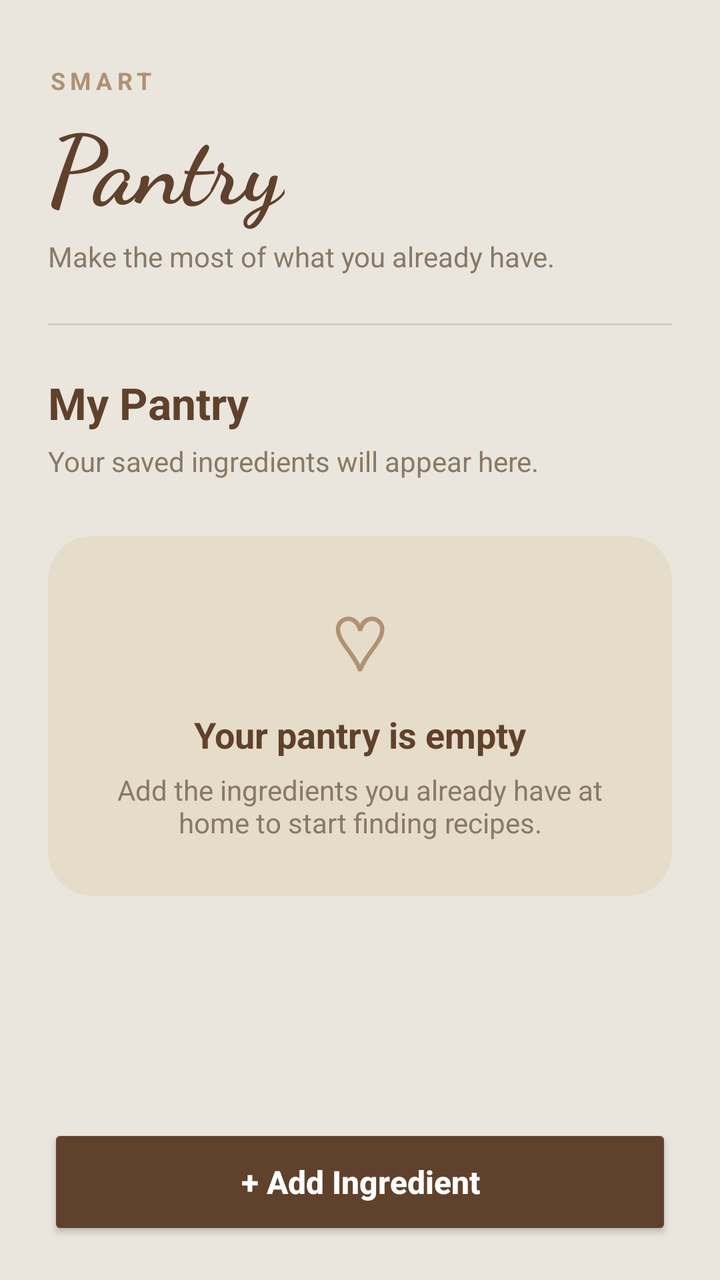
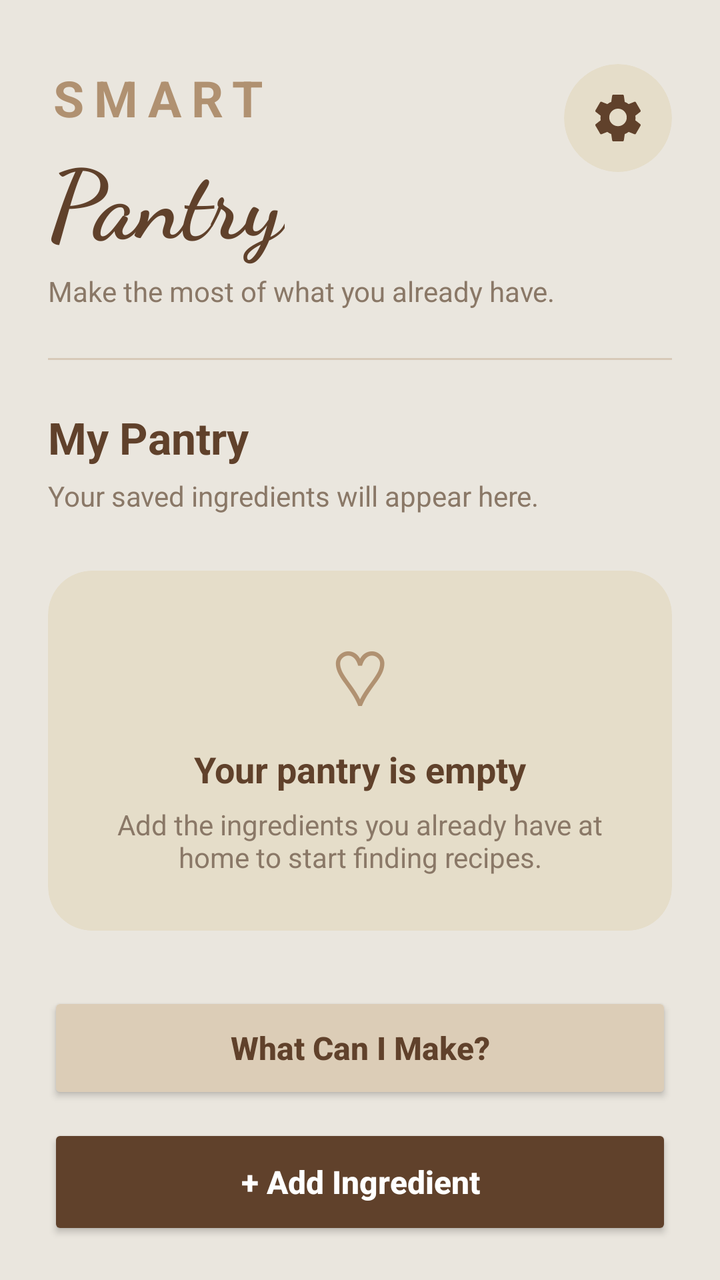

Two renders of the same Android screen: before a commit and after it. Below are the layout's source before the change and the commit's diff.
<!-- AndroidManifest.xml: application theme Theme.SmartPanrtyManager -->
<!-- res/layout/activity_main.xml -->
<?xml version="1.0" encoding="utf-8"?>
<androidx.constraintlayout.widget.ConstraintLayout
    xmlns:android="http://schemas.android.com/apk/res/android"
    xmlns:app="http://schemas.android.com/apk/res-auto"
    xmlns:tools="http://schemas.android.com/tools"
    android:layout_width="match_parent"
    android:layout_height="match_parent"
    android:background="#EAE6DE"
    android:paddingStart="24dp"
    android:paddingEnd="24dp"
    tools:context=".MainActivity">

    <TextView
        android:id="@+id/tvSmart"
        android:layout_width="wrap_content"
        android:layout_height="wrap_content"
        android:layout_marginTop="32dp"
        android:letterSpacing="0.20"
        android:text="SMART"
        android:textColor="#B09171"
        android:textSize="12sp"
        android:textStyle="bold"
        app:layout_constraintStart_toStartOf="parent"
        app:layout_constraintTop_toTopOf="parent" />

    <TextView
        android:id="@+id/tvPantryTitle"
        android:layout_width="wrap_content"
        android:layout_height="wrap_content"
        android:fontFamily="cursive"
        android:text="Pantry"
        android:textColor="#60412B"
        android:textSize="48sp"
        android:textStyle="bold"
        app:layout_constraintStart_toStartOf="parent"
        app:layout_constraintTop_toBottomOf="@id/tvSmart" />

    <TextView
        android:id="@+id/tvSubtitle"
        android:layout_width="wrap_content"
        android:layout_height="wrap_content"
        android:layout_marginTop="4dp"
        android:text="Make the most of what you already have."
        android:textColor="#8A7867"
        android:textSize="14sp"
        app:layout_constraintStart_toStartOf="parent"
        app:layout_constraintTop_toBottomOf="@id/tvPantryTitle" />

    <View
        android:id="@+id/divider"
        android:layout_width="0dp"
        android:layout_height="1dp"
        android:layout_marginTop="24dp"
        android:background="#D7C9B8"
        app:layout_constraintEnd_toEndOf="parent"
        app:layout_constraintStart_toStartOf="parent"
        app:layout_constraintTop_toBottomOf="@id/tvSubtitle" />

    <TextView
        android:id="@+id/tvPantryHeading"
        android:layout_width="wrap_content"
        android:layout_height="wrap_content"
        android:layout_marginTop="24dp"
        android:text="My Pantry"
        android:textColor="#60412B"
        android:textSize="22sp"
        android:textStyle="bold"
        app:layout_constraintStart_toStartOf="parent"
        app:layout_constraintTop_toBottomOf="@id/divider" />

    <TextView
        android:id="@+id/tvPantryDescription"
        android:layout_width="wrap_content"
        android:layout_height="wrap_content"
        android:layout_marginTop="5dp"
        android:text="Your saved ingredients will appear here."
        android:textColor="#8A7867"
        android:textSize="14sp"
        app:layout_constraintStart_toStartOf="parent"
        app:layout_constraintTop_toBottomOf="@id/tvPantryHeading" />

    <androidx.recyclerview.widget.RecyclerView
        android:id="@+id/recyclerViewIngredients"
        android:layout_width="0dp"
        android:layout_height="0dp"
        android:layout_marginTop="20dp"
        android:clipToPadding="false"
        android:paddingBottom="12dp"
        app:layout_constraintBottom_toTopOf="@id/btnAddIngredient"
        app:layout_constraintEnd_toEndOf="parent"
        app:layout_constraintStart_toStartOf="parent"
        app:layout_constraintTop_toBottomOf="@id/tvPantryDescription" />

    <androidx.cardview.widget.CardView
        android:id="@+id/cardEmptyPantry"
        android:layout_width="0dp"
        android:layout_height="180dp"
        android:layout_marginTop="28dp"
        app:cardBackgroundColor="#E5DDC9"
        app:cardCornerRadius="22dp"
        app:cardElevation="0dp"
        app:layout_constraintEnd_toEndOf="parent"
        app:layout_constraintStart_toStartOf="parent"
        app:layout_constraintTop_toBottomOf="@id/tvPantryDescription">

        <LinearLayout
            android:layout_width="match_parent"
            android:layout_height="match_parent"
            android:gravity="center"
            android:orientation="vertical"
            android:padding="24dp">

            <TextView
                android:layout_width="wrap_content"
                android:layout_height="wrap_content"
                android:text="♡"
                android:textColor="#B09171"
                android:textSize="38sp" />

            <TextView
                android:layout_width="wrap_content"
                android:layout_height="wrap_content"
                android:layout_marginTop="8dp"
                android:text="Your pantry is empty"
                android:textColor="#60412B"
                android:textSize="18sp"
                android:textStyle="bold" />

            <TextView
                android:layout_width="match_parent"
                android:layout_height="wrap_content"
                android:layout_marginTop="6dp"
                android:gravity="center"
                android:text="Add the ingredients you already have at home to start finding recipes."
                android:textColor="#8A7867"
                android:textSize="14sp" />

        </LinearLayout>

    </androidx.cardview.widget.CardView>

    <Button
        android:id="@+id/btnAddIngredient"
        android:layout_width="0dp"
        android:layout_height="58dp"
        android:layout_marginBottom="20dp"
        android:text="+ Add Ingredient"
        android:textAllCaps="false"
        android:textColor="#FFFFFF"
        android:textSize="16sp"
        android:textStyle="bold"
        app:backgroundTint="#60412B"
        app:cornerRadius="18dp"
        app:layout_constraintBottom_toBottomOf="parent"
        app:layout_constraintEnd_toEndOf="parent"
        app:layout_constraintStart_toStartOf="parent" />

</androidx.constraintlayout.widget.ConstraintLayout>
<!-- resources referenced by this layout -->
<resources>
  <style name="Theme.SmartPanrtyManager" parent="Base.Theme.SmartPanrtyManager" />
  <style name="Base.Theme.SmartPanrtyManager" parent="Theme.Material3.DayNight.NoActionBar">
          
          
      </style>
</resources>

<!-- the commit's change to res/layout/activity_main.xml (unified diff, before → after) -->
@@ -10,6 +10,7 @@
     android:paddingEnd="24dp"
     tools:context=".MainActivity">
 
+    
     <TextView
         android:id="@+id/tvSmart"
         android:layout_width="wrap_content"
@@ -18,11 +19,38 @@
         android:letterSpacing="0.20"
         android:text="SMART"
         android:textColor="#B09171"
-        android:textSize="12sp"
+        android:textSize="25sp"
         android:textStyle="bold"
         app:layout_constraintStart_toStartOf="parent"
         app:layout_constraintTop_toTopOf="parent" />
 
+    
+    <com.google.android.material.card.MaterialCardView
+        android:id="@+id/cardSettings"
+        android:layout_width="54dp"
+        android:layout_height="54dp"
+        android:layout_marginTop="32dp"
+        android:clickable="true"
+        android:focusable="true"
+        android:foreground="?attr/selectableItemBackground"
+        app:cardBackgroundColor="#E5DDC9"
+        app:cardCornerRadius="27dp"
+        app:cardElevation="0dp"
+        app:strokeWidth="0dp"
+        app:layout_constraintEnd_toEndOf="parent"
+        app:layout_constraintTop_toTopOf="parent">
+
+        <ImageView
+            android:id="@+id/navSettings"
+            android:layout_width="match_parent"
+            android:layout_height="match_parent"
+            android:contentDescription="Settings"
+            android:padding="13dp"
+            android:src="@drawable/icon_settings" />
+
+    </com.google.android.material.card.MaterialCardView>
+
+    
     <TextView
         android:id="@+id/tvPantryTitle"
         android:layout_width="wrap_content"
@@ -35,6 +63,7 @@
         app:layout_constraintStart_toStartOf="parent"
         app:layout_constraintTop_toBottomOf="@id/tvSmart" />
 
+    
     <TextView
         android:id="@+id/tvSubtitle"
         android:layout_width="wrap_content"
@@ -46,6 +75,7 @@
         app:layout_constraintStart_toStartOf="parent"
         app:layout_constraintTop_toBottomOf="@id/tvPantryTitle" />
 
+    
     <View
         android:id="@+id/divider"
         android:layout_width="0dp"
@@ -56,6 +86,7 @@
         app:layout_constraintStart_toStartOf="parent"
         app:layout_constraintTop_toBottomOf="@id/tvSubtitle" />
 
+    
     <TextView
         android:id="@+id/tvPantryHeading"
         android:layout_width="wrap_content"
@@ -68,6 +99,7 @@
         app:layout_constraintStart_toStartOf="parent"
         app:layout_constraintTop_toBottomOf="@id/divider" />
 
+    
     <TextView
         android:id="@+id/tvPantryDescription"
         android:layout_width="wrap_content"
@@ -79,18 +111,21 @@
         app:layout_constraintStart_toStartOf="parent"
         app:layout_constraintTop_toBottomOf="@id/tvPantryHeading" />
 
+    
     <androidx.recyclerview.widget.RecyclerView
         android:id="@+id/recyclerViewIngredients"
         android:layout_width="0dp"
         android:layout_height="0dp"
         android:layout_marginTop="20dp"
+        android:layout_marginBottom="12dp"
         android:clipToPadding="false"
         android:paddingBottom="12dp"
-        app:layout_constraintBottom_toTopOf="@id/btnAddIngredient"
+        app:layout_constraintBottom_toTopOf="@id/btnFindRecipes"
         app:layout_constraintEnd_toEndOf="parent"
         app:layout_constraintStart_toStartOf="parent"
         app:layout_constraintTop_toBottomOf="@id/tvPantryDescription" />
 
+    
     <androidx.cardview.widget.CardView
         android:id="@+id/cardEmptyPantry"
         android:layout_width="0dp"
@@ -139,6 +174,24 @@
 
     </androidx.cardview.widget.CardView>
 
+    
+    <Button
+        android:id="@+id/btnFindRecipes"
+        android:layout_width="0dp"
+        android:layout_height="56dp"
+        android:layout_marginBottom="10dp"
+        android:text="What Can I Make?"
+        android:textAllCaps="false"
+        android:textColor="#60412B"
+        android:textSize="16sp"
+        android:textStyle="bold"
+        app:backgroundTint="#DCCDB7"
+        app:cornerRadius="18dp"
+        app:layout_constraintBottom_toTopOf="@id/btnAddIngredient"
+        app:layout_constraintEnd_toEndOf="parent"
+        app:layout_constraintStart_toStartOf="parent" />
+
+    
     <Button
         android:id="@+id/btnAddIngredient"
         android:layout_width="0dp"
<!-- resource entries referenced after the edit -->
@@ -1,5 +1,18 @@
 <!-- resources referenced by this layout -->
 <resources>
+  <!-- drawable icon_settings (drawable) -->
+  <?xml version="1.0" encoding="utf-8"?>
+  <vector xmlns:android="http://schemas.android.com/apk/res/android"
+      android:width="28dp"
+      android:height="28dp"
+      android:viewportWidth="24"
+      android:viewportHeight="24">
+  
+      <path
+          android:fillColor="#60412B"
+          android:pathData="M19.43,12.98c0.04,-0.32 0.07,-0.65 0.07,-0.98s-0.03,-0.66 -0.07,-0.98l2.11,-1.65c0.19,-0.15 0.24,-0.42 0.12,-0.64l-2,-3.46c-0.12,-0.22 -0.37,-0.31 -0.6,-0.22l-2.49,1c-0.52,-0.4 -1.08,-0.73 -1.69,-0.98L14.5,2.42C14.47,2.18 14.25,2 14,2h-4c-0.25,0 -0.46,0.18 -0.5,0.42L9.12,5.07c-0.61,0.25 -1.17,0.58 -1.69,0.98l-2.49,-1c-0.23,-0.09 -0.48,0 -0.6,0.22l-2,3.46c-0.12,0.22 -0.07,0.49 0.12,0.64l2.11,1.65c-0.04,0.32 -0.07,0.65 -0.07,0.98s0.03,0.66 0.07,0.98l-2.11,1.65c-0.19,0.15 -0.24,0.42 -0.12,0.64l2,3.46c0.12,0.22 0.37,0.31 0.6,0.22l2.49,-1c0.52,0.4 1.08,0.73 1.69,0.98l0.38,2.65c0.04,0.24 0.25,0.42 0.5,0.42h4c0.25,0 0.46,-0.18 0.5,-0.42l0.38,-2.65c0.61,-0.25 1.17,-0.58 1.69,-0.98l2.49,1c0.23,0.09 0.48,0 0.6,-0.22l2,-3.46c0.12,-0.22 0.07,-0.49 -0.12,-0.64zM12,15.5A3.5,3.5 0,1 1,12 8a3.5,3.5 0,0 1,0 7.5z" />
+  
+  </vector>
   <style name="Theme.SmartPanrtyManager" parent="Base.Theme.SmartPanrtyManager" />
   <style name="Base.Theme.SmartPanrtyManager" parent="Theme.Material3.DayNight.NoActionBar">
           
